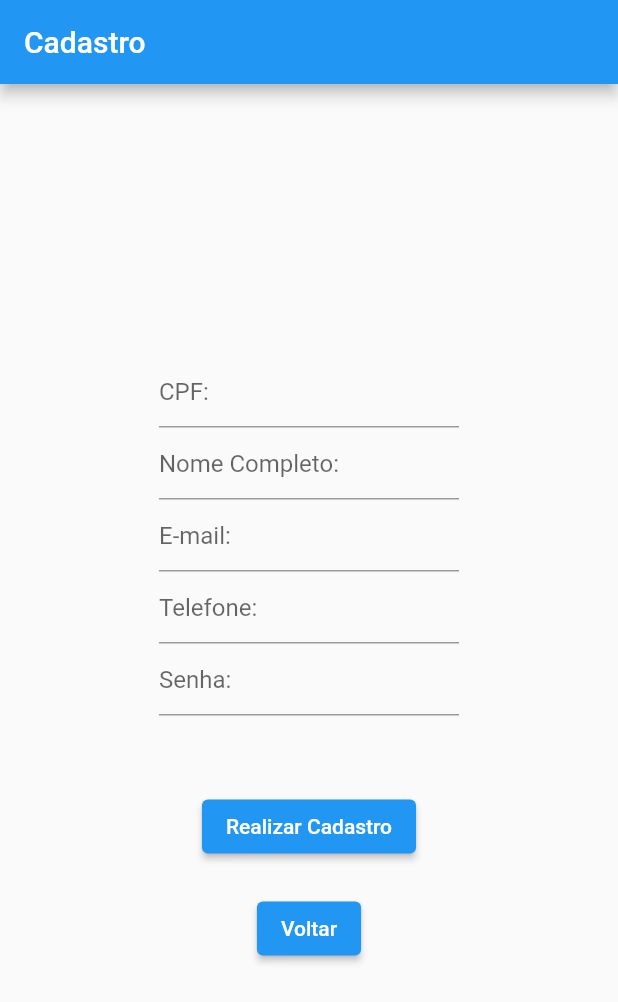
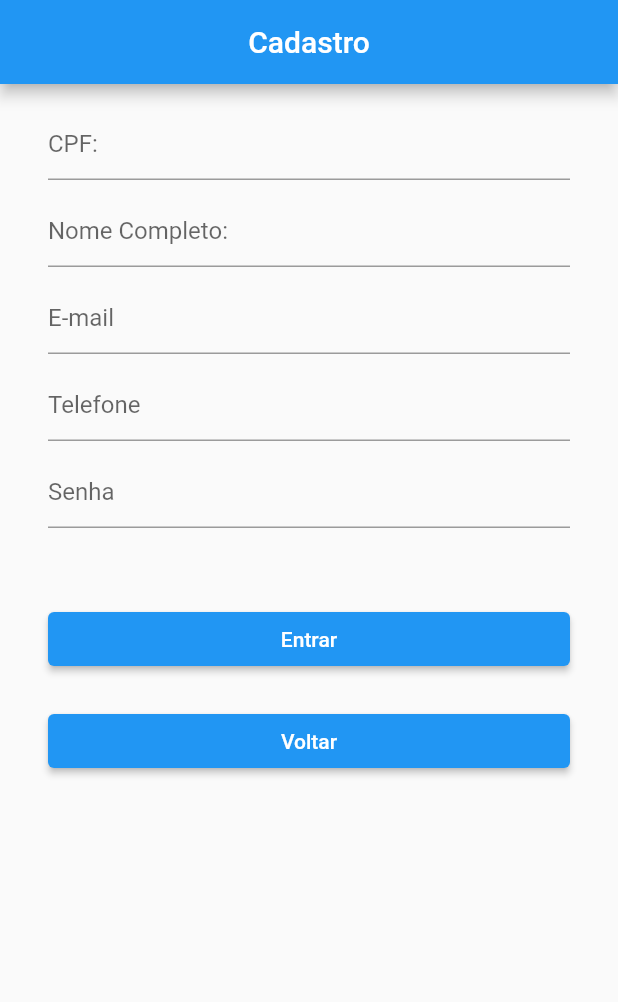
Before and after one commit to LeoKratos/TCC_Sustenguia, a Flutter app: the TelaCadastro screen opened directly, on a phone screen of 412 x 824 dp. Shown: the top 1002 px of the screen. Run offline on Flutter 3.47's test engine with Material 2 defaults, Android fonts, the phone set to English and light mode, and no system bars; our stand-ins replace cloud_firestore, firebase_auth; accounts and stored records are empty.

Commit message:
Ultimo Commit

```diff
--- a/lib/telas/TelaCadastro.dart
+++ b/lib/telas/TelaCadastro.dart
@@ -1,71 +1,101 @@
 import 'package:flutter/material.dart';
 import'TelaCategorias.dart';
 import 'TelaInicial.dart';
+import 'package:firebase_auth/firebase_auth.dart';
 
 class TelaCadastro extends StatelessWidget {
-  const TelaCadastro({Key? key}) : super(key: key);
+  TelaCadastro({Key? key}) : super(key: key);
+
+  final _cpfControle = TextEditingController();
+  final _nomeControle = TextEditingController();
+  final _emailControle = TextEditingController();
+  final _telefoneControle = TextEditingController();
+  final _senhaControle = TextEditingController();
+  final _firebaseAuth = FirebaseAuth.instance;
+
+  final _ChaveForm = GlobalKey<FormState>();
 
   @override
   Widget build(BuildContext context) {
     return Scaffold(
       appBar: AppBar(
         title: const Text('Cadastro'),
+        centerTitle: true,
       ),
-      body: Center(
-        child: Column(
-          mainAxisAlignment: MainAxisAlignment.center,
+      body: Form(
+        key: _ChaveForm,
+        child: ListView(
+          padding: EdgeInsets.symmetric(vertical: 16, horizontal: 32),
           children: [
-            SizedBox(
-              width: 200,
-              child: TextFormField(
+            TextFormField(
+              controller: _cpfControle,
               decoration: InputDecoration(
                 hintText: 'CPF:',
               ),
+              keyboardType: TextInputType.number,
+              validator: (text){
+                if (text!.isEmpty ||  text.length < 11)
+                  return "CPF Inválido!";
+              },
             ),
-            ),
-            SizedBox(
-              width: 200,
-              child: TextFormField(
+            SizedBox(height: 10,),
+            TextFormField(
+              controller: _nomeControle,
               decoration: InputDecoration(
                 hintText: 'Nome Completo:',
               ),
+              validator: (text){
+                if (text!.isEmpty)
+                  return "Nome Inválido";
+              },
             ),
+            SizedBox(height: 10,),
+            TextFormField(
+              controller: _emailControle,
+              decoration: InputDecoration(
+                hintText: 'E-mail',
               ),
-            SizedBox(
-              width: 200,
-              child: TextFormField(
+              keyboardType: TextInputType.emailAddress,
+              validator: (text){
+                if (text!.isEmpty || !text.contains("@"))
+                  return "Email Inválido";
+              },
+            ),
+            SizedBox(height: 10,),
+            TextFormField(
+              controller: _telefoneControle,
               decoration: InputDecoration(
-                  hintText: 'E-mail:',
+                hintText: 'Telefone',
               ),
+              keyboardType: TextInputType.phone,
+              validator: (text){
+                if (text!.isEmpty)
+                  return "Telefone Inválido";
+              },
             ),
+            SizedBox(height: 10,),
+            TextFormField(
+              controller: _senhaControle,
+              decoration: InputDecoration(
+                hintText: 'Senha',
               ),
-            SizedBox(
-              width: 200,
-              child: TextFormField(
-                decoration: InputDecoration(
-                  hintText: 'Telefone:',
+              obscureText: true,
+              validator: (text){
+                if (text!.isEmpty)
+                  return "Senha Inválida!";
+              },
             ),
-              ),
-            ),
-            SizedBox(
-              width: 200,
-              child: TextFormField(
-                decoration: InputDecoration(
-                  hintText: 'Senha:',
-                ),
-              ),
-            ),
-            SizedBox(
-              height: 50,
-            ),
+            SizedBox(height: 50,),
             ElevatedButton(
               style: ElevatedButton.styleFrom(),
-              child: const Text('Realizar Cadastro'),
+              child: const Text('Entrar'),
               onPressed: () {
+                if(_ChaveForm.currentState!.validate()){
                   Navigator.pushReplacement(
                       context,
                       MaterialPageRoute(
-                        builder: (context) => const Categorias()));
+                          builder: (context) => const TelaCategorias()));
+                }
               },
             ),
             SizedBox(height: 20,),
@@ -84,4 +114,14 @@ class TelaCadastro extends StatelessWidget {
       ),
     );
   }
+  Cadastro() async {
+    _firebaseAuth.createUserWithEmailAndPassword(
+        email: _emailControle.text,
+        password: _senhaControle.text,
+    ).then((UserCredential userCredential) {
+      userCredential.user!.updateDisplayName(_nomeControle.text);
     }
+
+    );
+  }
+}
--- a/lib/telas/TelaInicial.dart
+++ b/lib/telas/TelaInicial.dart
@@ -10,6 +10,7 @@ class TelaInicial extends StatelessWidget {
     return Scaffold(
       appBar: AppBar(
         title: const Text('Início'),
+        centerTitle: true,
       ),
       body: Center(
         child: Column(
@@ -36,7 +37,7 @@ class TelaInicial extends StatelessWidget {
                 Navigator.pushReplacement(
                     context,
                     MaterialPageRoute(
-                        builder: (context) => const TelaCadastro()));
+                        builder: (context) => TelaCadastro()));
               },
             ),
           ],
--- a/lib/telas/TelaServicos.dart
+++ b/lib/telas/TelaServicos.dart
@@ -6,6 +6,10 @@ class Servicos extends StatelessWidget {
   @override
   Widget build(BuildContext context) {
     return Scaffold(
+      appBar: AppBar(
+        title: const Text('Categorias'),
+        centerTitle: true,
+      ),
       body: Center(
         child: Column(
           mainAxisAlignment: MainAxisAlignment.center,
--- a/lib/telas/TelaSolicitacao.dart
+++ b/lib/telas/TelaSolicitacao.dart
@@ -6,6 +6,10 @@ class Solicitacao extends StatelessWidget {
   @override
   Widget build(BuildContext context) {
     return Scaffold(
+      appBar: AppBar(
+        title: const Text('Solicitar Serviço'),
+        centerTitle: true,
+      ),
       body: Center(
         child: Column(
           mainAxisAlignment: MainAxisAlignment.center,
--- a/pubspec.yaml
+++ b/pubspec.yaml
@@ -31,7 +31,10 @@ environment:
 dependencies:
   flutter:
     sdk: flutter
-
+  firebase_core: ^2.3.0
+  cloud_firestore: ^4.1.0
+  firebase_auth: ^4.1.3
+  uuid: ^3.0.7
 
   # The following adds the Cupertino Icons font to your application.
   # Use with the CupertinoIcons class for iOS style icons.
@@ -47,6 +50,7 @@ dev_dependencies:
   # package. See that file for information about deactivating specific lint
   # rules and activating additional ones.
   flutter_lints: ^2.0.0
+  scoped_model: ^2.0.0
 
 # For information on the generic Dart part of this file, see the
 # following page: https://dart.dev/tools/pub/pubspec
```
Also changed, not shown: lib/main.dart (+10 -2 lines), lib/modelos/ModeloUsuario.dart (added, +60 -0 lines), lib/telas/Ambiente.dart (added, +59 -0 lines), lib/telas/Iluminacao.dart (added, +41 -0 lines), lib/telas/Saneamento.dart (added, +68 -0 lines), lib/telas/TelaCategorias.dart (+9 -5 lines), lib/telas/TelaLogin.dart (+20 -6 lines), pubspec.lock, 4 other files. Lines whose indentation alone changed are shown as unchanged.
